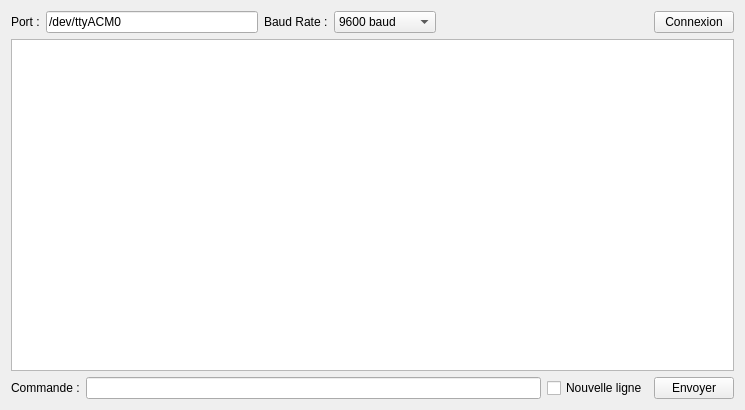
Above: arthuino/Arthuino.ui from projetpeip-montp2/badger before the change. Below: the same form after it.
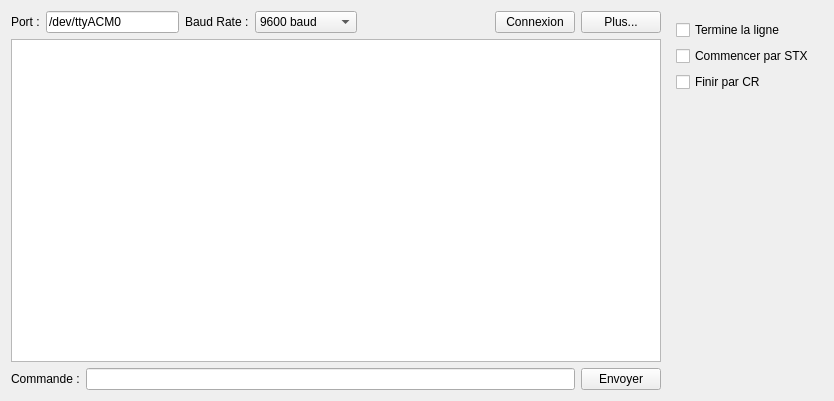
That is the form after the change. Icons and pictures are not drawn.

Commit message: Amélioration de Arthuino pour l'utiliser avec le MFR120U

```diff
--- a/arthuino/Arthuino.ui
+++ b/arthuino/Arthuino.ui
@@ -6,8 +6,8 @@
    <rect>
     <x>0</x>
     <y>0</y>
-    <width>745</width>
-    <height>410</height>
+    <width>834</width>
+    <height>401</height>
    </rect>
   </property>
   <property name="windowTitle">
@@ -17,7 +17,12 @@
    <iconset>
     <normaloff>icone.png</normaloff>icone.png</iconset>
   </property>
-  <layout class="QVBoxLayout" name="verticalLayout">
+  <layout class="QHBoxLayout" name="horizontalLayout_3">
+   <item>
+    <layout class="QVBoxLayout" name="verticalLayout_5">
+     <property name="sizeConstraint">
+      <enum>QLayout::SetDefaultConstraint</enum>
+     </property>
    <item>
     <layout class="QHBoxLayout" name="horizontalLayout">
      <item>
@@ -119,6 +124,28 @@
        </property>
       </widget>
      </item>
+       <item>
+        <widget class="QPushButton" name="plusMoinsBouton">
+         <property name="text">
+          <string>Plus...</string>
+         </property>
+         <property name="checkable">
+          <bool>true</bool>
+         </property>
+         <property name="autoExclusive">
+          <bool>false</bool>
+         </property>
+         <property name="autoDefault">
+          <bool>false</bool>
+         </property>
+         <property name="default">
+          <bool>false</bool>
+         </property>
+         <property name="flat">
+          <bool>false</bool>
+         </property>
+        </widget>
+       </item>
     </layout>
    </item>
    <item>
@@ -143,13 +170,6 @@
      <item>
       <widget class="QLineEdit" name="message"/>
      </item>
-     <item>
-      <widget class="QCheckBox" name="nouvelleLigne">
-       <property name="text">
-        <string>Nouvelle ligne</string>
-       </property>
-      </widget>
-     </item>
      <item>
       <widget class="QPushButton" name="boutonEnvoyer">
        <property name="text">
@@ -160,6 +180,51 @@
     </layout>
    </item>
   </layout>
+   </item>
+   <item>
+    <widget class="QWidget" name="configurationsAvancees" native="true">
+     <property name="enabled">
+      <bool>true</bool>
+     </property>
+     <layout class="QVBoxLayout" name="verticalLayout_6">
+      <item>
+       <widget class="QCheckBox" name="termineLigneBox">
+        <property name="text">
+         <string>Termine la ligne</string>
+        </property>
+       </widget>
+      </item>
+      <item>
+       <widget class="QCheckBox" name="commencerSTXBox">
+        <property name="text">
+         <string>Commencer par STX</string>
+        </property>
+       </widget>
+      </item>
+      <item>
+       <widget class="QCheckBox" name="finirCRBox">
+        <property name="text">
+         <string>Finir par CR</string>
+        </property>
+       </widget>
+      </item>
+      <item>
+       <spacer name="verticalSpacer">
+        <property name="orientation">
+         <enum>Qt::Vertical</enum>
+        </property>
+        <property name="sizeHint" stdset="0">
+         <size>
+          <width>20</width>
+          <height>40</height>
+         </size>
+        </property>
+       </spacer>
+      </item>
+     </layout>
+    </widget>
+   </item>
+  </layout>
  </widget>
  <tabstops>
   <tabstop>port</tabstop>
```
Left out of the diff: 1 changed line with no effect on the pictures. Lines whose indentation alone changed are shown as unchanged. The commit also changes 2 other files.
